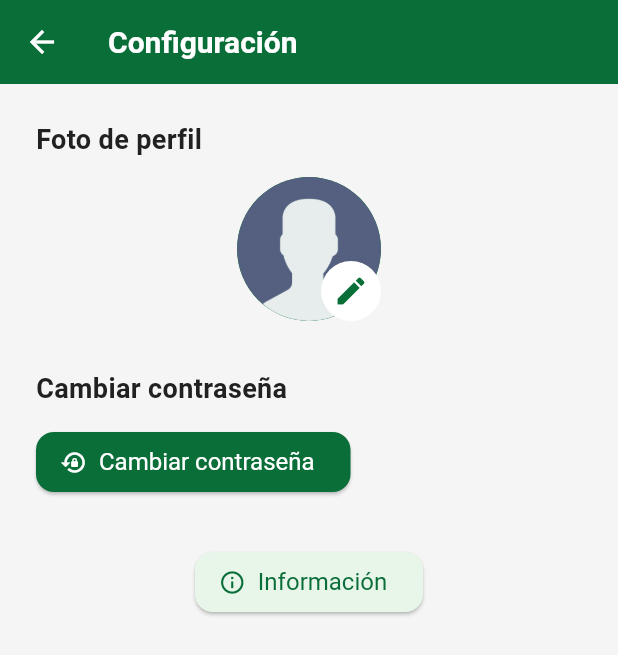
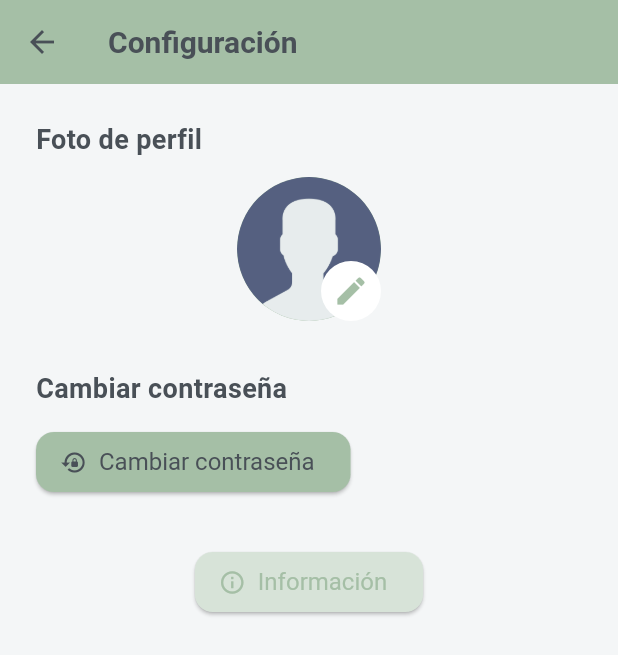
Before and after one commit to ShadowAlejo/parqueadero, a Flutter app: the ConfiguracionScreen screen opened directly, on a phone screen of 412 x 824 dp. Shown: the top 655 px of the screen. Run offline on Flutter 3.47's test engine with Material 3 defaults, Android fonts, the phone set to English and light mode, and no system bars; our stand-ins replace cloud_firestore, firebase_auth, firebase_core, google_fonts; accounts and stored records are empty.

Commit message:
Update theme colors for improved aesthetics: modify primary, secondary, error, and background colors to softer tones, adjust text colors for better contrast, and ensure consistent usage of theme colors across UI components.

```diff
--- a/lib/theme.dart
+++ b/lib/theme.dart
@@ -3,14 +3,18 @@ import 'package:google_fonts/google_fonts.dart';
 
 // Colores principales
 class AppColors {
-  static const Color primary = Color(0xFF0A6E39);
-  static const Color secondary = Color(0xFFF4B400);
-  static const Color error = Color(0xFFD32F2F);
-  static const Color scaffoldBackground = Color(0xFFF5F5F5);
-  static const Color primarySoft = Color(0xFFE8F5E9); // Verde pastel muy suave
-  static const Color secondarySoft = Color(0xFFFFF8E1); // Amarillo pastel suave
-  static const Color textPrimary = Color(0xFF212121); // Gris oscuro para textos
-  static const Color textOnPrimary = Colors.white;
+  static const Color primary = Color(0xFFA5BFA6); // Verde grisáceo opaco
+  static const Color secondary =
+      Color(0xFFFFF9C4); // Amarillo muy pálido, casi crema
+  static const Color error = Color(0xFFEF9A9A); // Rojo pastel opaco
+  static const Color scaffoldBackground =
+      Color(0xFFF4F6F7); // Gris muy claro, casi blanco
+  static const Color primarySoft = Color(0xFFD7E3D8); // Verde muy pálido, opaco
+  static const Color secondarySoft = Color(0xFFFFFDE7); // Amarillo muy pálido
+  static const Color textPrimary =
+      Color(0xFF495057); // Gris oscuro opaco para textos
+  static const Color textOnPrimary =
+      Color(0xFF495057); // Gris oscuro opaco sobre botones claros
 }
 
 // Tema global de la app
@@ -24,7 +28,7 @@ final ThemeData appTheme = ThemeData(
     secondary: AppColors.secondary,
     onSecondary: AppColors.textPrimary,
     error: AppColors.error,
-    onError: Colors.white,
+    onError: AppColors.textOnPrimary,
     background: AppColors.primarySoft,
     onBackground: AppColors.textPrimary,
     surface: Colors.white,
@@ -36,18 +40,18 @@ final ThemeData appTheme = ThemeData(
   ),
   appBarTheme: AppBarTheme(
     backgroundColor: AppColors.primary,
-    foregroundColor: AppColors.textOnPrimary,
+    foregroundColor: AppColors.textPrimary,
     titleTextStyle: GoogleFonts.roboto(
       fontSize: 20,
       fontWeight: FontWeight.bold,
-      color: AppColors.textOnPrimary,
+      color: AppColors.textPrimary,
     ),
-    iconTheme: IconThemeData(color: AppColors.textOnPrimary),
+    iconTheme: IconThemeData(color: AppColors.textPrimary),
   ),
   elevatedButtonTheme: ElevatedButtonThemeData(
     style: ElevatedButton.styleFrom(
       backgroundColor: AppColors.primary,
-      foregroundColor: AppColors.textOnPrimary,
+      foregroundColor: AppColors.textPrimary,
       textStyle: GoogleFonts.roboto(fontSize: 16),
       shape: RoundedRectangleBorder(
         borderRadius: BorderRadius.circular(8),
@@ -66,6 +70,8 @@ final ThemeData appTheme = ThemeData(
       borderSide: BorderSide(color: AppColors.primary),
     ),
     labelStyle: GoogleFonts.roboto(color: AppColors.textPrimary),
+    fillColor: AppColors.primarySoft,
+    filled: true,
   ),
   cardColor: AppColors.primarySoft,
 );
```
